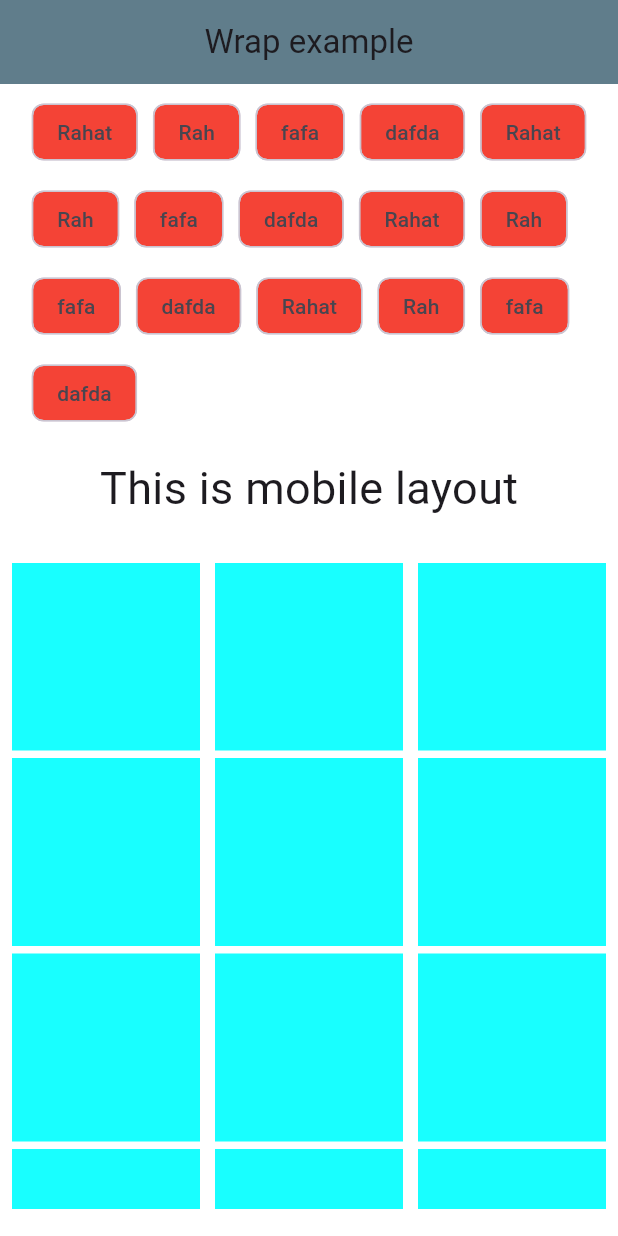
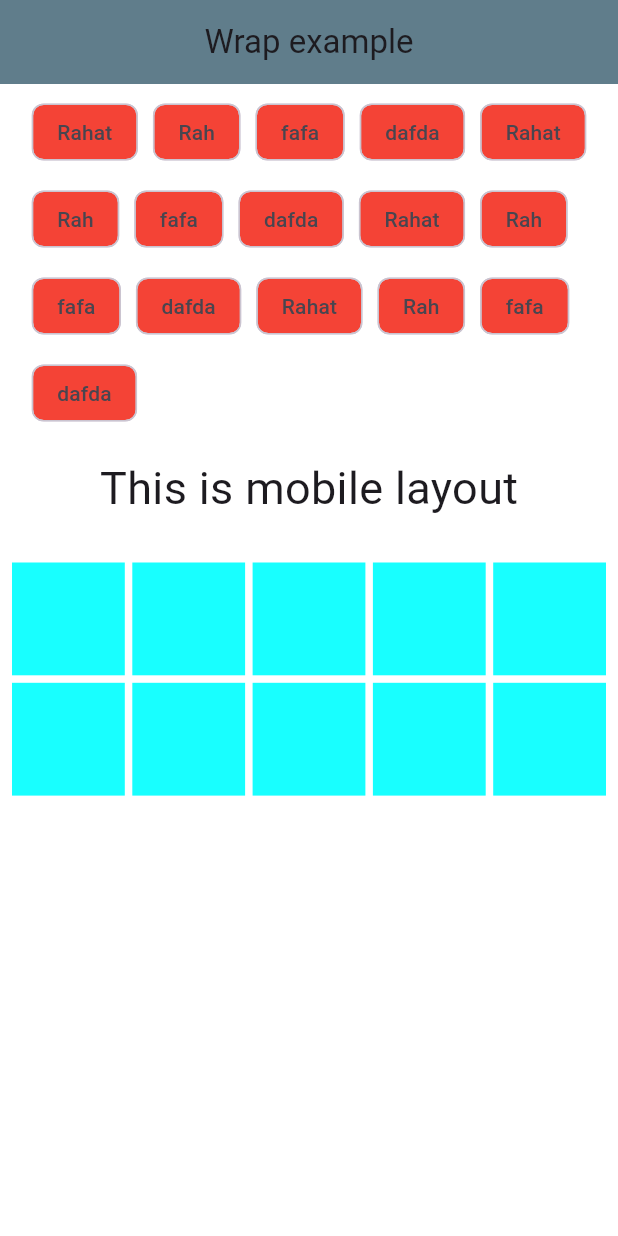
Before and after one commit to masudrr60/f_7_media_quary, a Flutter app: the screen it shows after launch, on a phone screen of 412 x 824 dp. Run offline on Flutter 3.47's test engine with Material 3 defaults, Android fonts, the phone set to English and light mode, and no system bars.

Commit message:
wrap and layout

```diff
--- a/lib/Home.dart
+++ b/lib/Home.dart
@@ -50,22 +50,22 @@ class _HomeState extends State<Home> {
 
           SizedBox(height: 20,),
 
-
           Expanded(child: Padding(padding: const EdgeInsets.all(8.0),
             child: GridView.count(
-              crossAxisCount: 3,
-              crossAxisSpacing: 10,
+              crossAxisCount: 5,
+              crossAxisSpacing: 5,
               mainAxisSpacing: 5,
               children:List.generate(
-                100,
+                10,
                   (index) =>Container(
                     color: Colors.cyanAccent,
                   )),
             ),
           ),),
-          SizedBox(
-            height: 10,
-          ),
+          SizedBox(height: 10,),
+
+
+
 
         ],
       )
```
